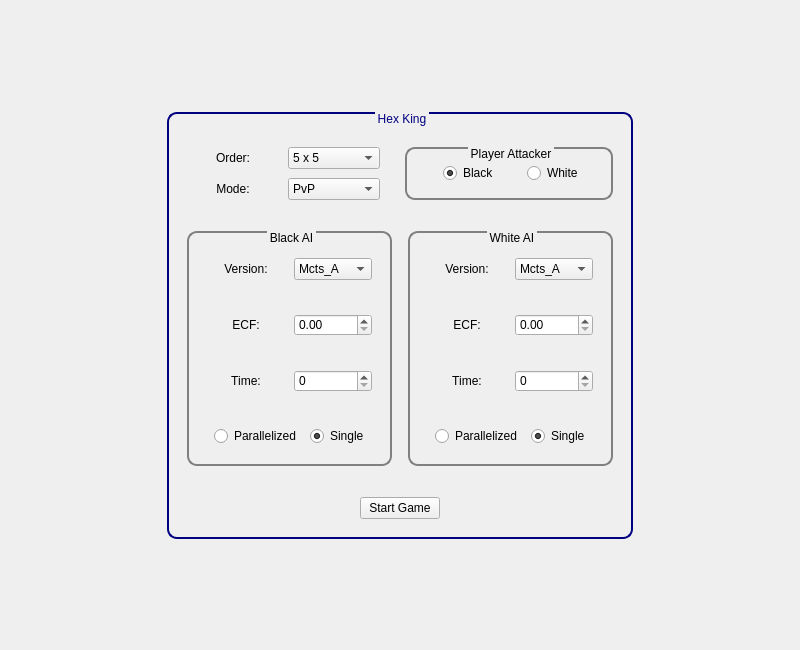
This is Test_1/hex_ui/StartWidget.ui in supine0703/HexKing as Qt 5 draws it before an edit. The edited form follows.
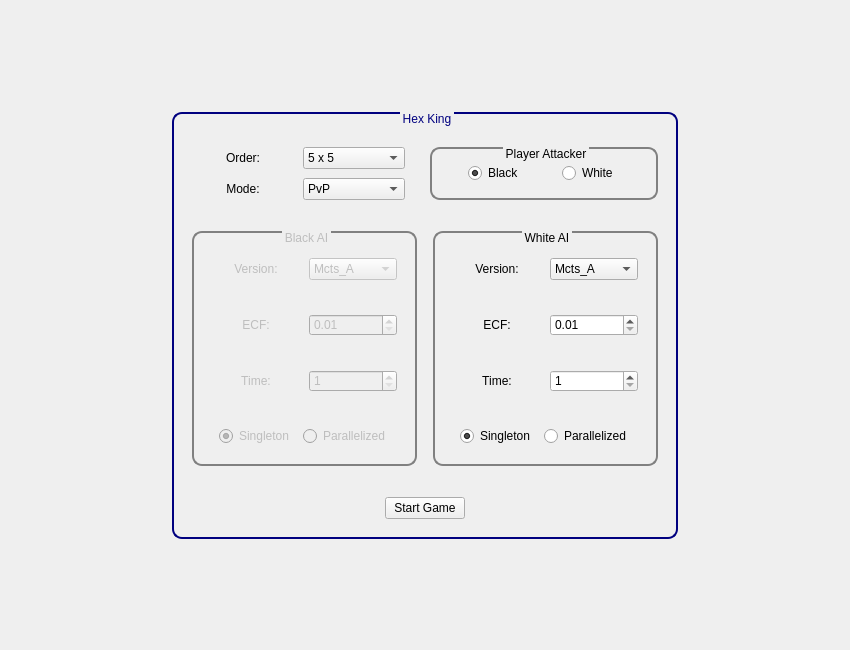
This is the edited form.

Diff of the .ui file:
```diff
--- a/Test_1/hex_ui/StartWidget.ui
+++ b/Test_1/hex_ui/StartWidget.ui
@@ -9,13 +9,13 @@
    <rect>
     <x>0</x>
     <y>0</y>
-    <width>800</width>
+    <width>850</width>
     <height>650</height>
    </rect>
   </property>
   <property name="minimumSize">
    <size>
-    <width>780</width>
+    <width>844</width>
     <height>632</height>
    </size>
   </property>
@@ -293,6 +293,9 @@
         </property>
         <item>
          <widget class="QGroupBox" name="blackAIGroup">
+          <property name="enabled">
+           <bool>false</bool>
+          </property>
           <property name="title">
            <string>Black AI</string>
           </property>
@@ -386,6 +389,9 @@
                <property name="alignment">
                 <set>Qt::AlignLeading|Qt::AlignLeft|Qt::AlignVCenter</set>
                </property>
+               <property name="minimum">
+                <double>0.010000000000000</double>
+               </property>
                <property name="maximum">
                 <double>2.000000000000000</double>
                </property>
@@ -425,6 +431,12 @@
              </item>
              <item>
               <widget class="QSpinBox" name="b_Time_SpinBox">
+               <property name="alignment">
+                <set>Qt::AlignLeading|Qt::AlignLeft|Qt::AlignVCenter</set>
+               </property>
+               <property name="minimum">
+                <number>1</number>
+               </property>
                <property name="maximum">
                 <number>300</number>
                </property>
@@ -444,31 +456,31 @@
               <number>9</number>
              </property>
              <property name="rightMargin">
-              <number>9</number>
+              <number>16</number>
              </property>
              <property name="bottomMargin">
               <number>9</number>
              </property>
-             <item>
-              <widget class="QRadioButton" name="b_ParallelizedRadio">
-               <property name="text">
-                <string>Parallelized</string>
-               </property>
-               <property name="checked">
-                <bool>false</bool>
-               </property>
-              </widget>
-             </item>
              <item>
               <widget class="QRadioButton" name="b_SingleRadio">
                <property name="text">
-                <string>Single </string>
+                <string>Singleton</string>
                </property>
                <property name="checked">
                 <bool>true</bool>
                </property>
               </widget>
              </item>
+             <item>
+              <widget class="QRadioButton" name="b_ParallelizedRadio">
+               <property name="text">
+                <string>Parallelized</string>
+               </property>
+               <property name="checked">
+                <bool>false</bool>
+               </property>
+              </widget>
+             </item>
             </layout>
            </item>
           </layout>
@@ -566,6 +578,9 @@
              </item>
              <item>
               <widget class="QDoubleSpinBox" name="w_doubleSpin">
+               <property name="minimum">
+                <double>0.010000000000000</double>
+               </property>
                <property name="maximum">
                 <double>2.000000000000000</double>
                </property>
@@ -605,6 +620,9 @@
              </item>
              <item>
               <widget class="QSpinBox" name="w_Time_SpinBox">
+               <property name="minimum">
+                <number>1</number>
+               </property>
                <property name="maximum">
                 <number>300</number>
                </property>
@@ -624,31 +642,31 @@
               <number>9</number>
              </property>
              <property name="rightMargin">
-              <number>9</number>
+              <number>16</number>
              </property>
              <property name="bottomMargin">
               <number>9</number>
              </property>
-             <item>
-              <widget class="QRadioButton" name="w_ParallelizedRadio">
-               <property name="text">
-                <string>Parallelized</string>
-               </property>
-               <property name="checked">
-                <bool>false</bool>
-               </property>
-              </widget>
-             </item>
              <item>
               <widget class="QRadioButton" name="w_SingleRadio">
                <property name="text">
-                <string>Single </string>
+                <string>Singleton</string>
                </property>
                <property name="checked">
                 <bool>true</bool>
                </property>
               </widget>
              </item>
+             <item>
+              <widget class="QRadioButton" name="w_ParallelizedRadio">
+               <property name="text">
+                <string>Parallelized</string>
+               </property>
+               <property name="checked">
+                <bool>false</bool>
+               </property>
+              </widget>
+             </item>
             </layout>
            </item>
           </layout>
```
Left out of the diff: 20 changed lines with no effect on the pictures.
